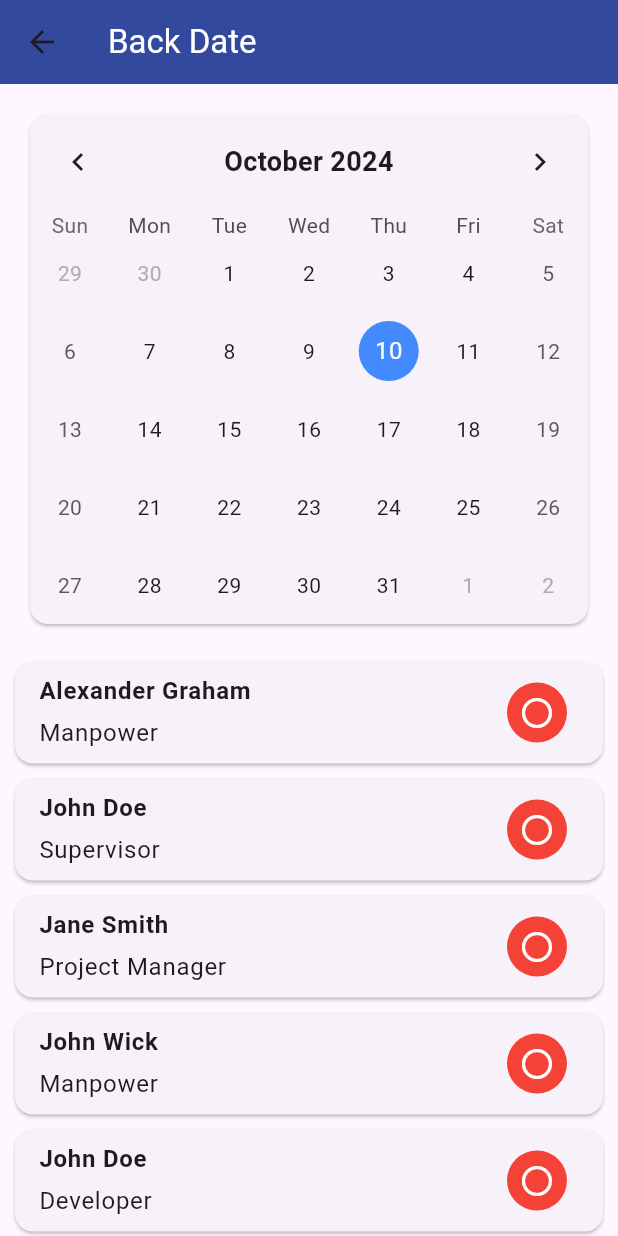
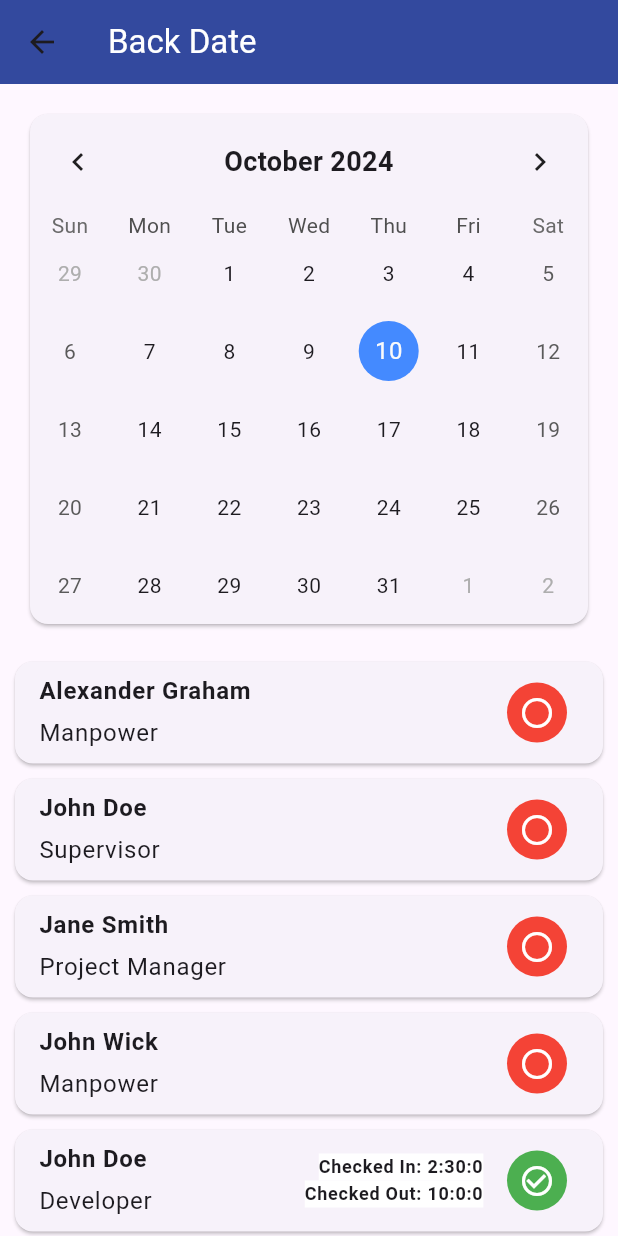
Before and after one commit to izzan-alfian/myapp, a Flutter app: the screen it shows after launch, item 2 of the bottom bar chosen, after a tap on the "calendar today" icon, on a phone screen of 412 x 824 dp. Run offline on Flutter 3.47's test engine with Material 3 defaults, Android fonts, the phone set to English and light mode, and no system bars; drawn by our look-alikes of table_calendar; our stand-ins replace flutter_bloc.

Commit message:
Fixes attendances

```diff
--- a/lib/presentation/blocs/attendances/attendances_bloc.dart
+++ b/lib/presentation/blocs/attendances/attendances_bloc.dart
@@ -22,20 +22,65 @@ class AttendancesBloc extends Bloc<AttendancesEvent, AttendancesState> {
         Attendance(name: "Jane Smith", position: "Project Manager"),
         Attendance(name: "John Wick", position: "Manpower"),
 
-    Attendance(
+  Attendance(
       name: 'John Doe',
       position: 'Developer',
-
+      checkIn: DateTime.now().subtract(Duration(days: 1, hours: 8)),
+      checkOut: DateTime.now().subtract(Duration(days: 1, hours: 0, minutes: 30)), // Check out setelah 7,5 jam
     ),
     Attendance(
       name: 'Jane Smith',
       position: 'Designer',
-
+      checkIn: DateTime.now().subtract(Duration(days: 2, hours: 9)),
+      checkOut: DateTime.now().subtract(Duration(days: 2, hours: 1)), // Check out setelah 8 jam
     ),
     Attendance(
       name: 'Michael Johnson',
       position: 'Manager',
-
+      checkIn: DateTime.now().subtract(Duration(days: 3, hours: 10)),
+      checkOut: DateTime.now().subtract(Duration(days: 3, hours: 1, minutes: 15)), // Check out setelah 8 jam 45 menit
+    ),
+    Attendance(
+      name: 'Emily Davis',
+      position: 'HR Specialist',
+      checkIn: DateTime.now().subtract(Duration(days: 4, hours: 8, minutes: 15)),
+      checkOut: DateTime.now().subtract(Duration(days: 4, hours: 0, minutes: 45)), // Check out setelah 7 jam 30 menit
+    ),
+    Attendance(
+      name: 'Robert Brown',
+      position: 'Software Engineer',
+      checkIn: DateTime.now().subtract(Duration(days: 5, hours: 9)),
+      checkOut: DateTime.now().subtract(Duration(days: 5, hours: 2)), // Check out setelah 7 jam
+    ),
+    Attendance(
+      name: 'Sophia Wilson',
+      position: 'Product Manager',
+      checkIn: DateTime.now().subtract(Duration(days: 6, hours: 9)),
+      checkOut: DateTime.now().subtract(Duration(days: 6, hours: 2, minutes: 15)), // Check out setelah 6 jam 45 menit
+    ),
+    Attendance(
+      name: 'David Lee',
+      position: 'UX Designer',
+      checkIn: DateTime.now().subtract(Duration(days: 7, hours: 8, minutes: 30)),
+      checkOut: DateTime.now().subtract(Duration(days: 7, hours: 0, minutes: 30)), // Check out setelah 8 jam
+    ),
+    Attendance(
+      name: 'Lucas Taylor',
+      position: 'QA Engineer',
+      checkIn: DateTime.now().subtract(Duration(days: 8, hours: 10)),
+      checkOut: null, // Belum check out (masih di dalam waktu kerja)
+    ),
+    Attendance(
+      name: 'Olivia Martinez',
+      position: 'Marketing Specialist',
+      checkIn: DateTime.now().subtract(Duration(days: 9, hours: 9)),
+      checkOut: DateTime.now().subtract(Duration(days: 9, hours: 1, minutes: 45)), // Check out setelah 7 jam 15 menit
+    ),
+    Attendance(
+      name: 'Ethan Harris',
+      position: 'Support Engineer',
+      checkIn: DateTime.now().subtract(Duration(days: 10, hours: 8)),
+      checkOut: DateTime.now().subtract(Duration(days: 10, hours: 1, minutes: 30)), // Check out setelah 6 jam 30 menit
     ),
     // Tambahkan lebih banyak data dummy sesuai kebutuhan
       ];
@@ -56,8 +101,28 @@ class AttendancesBloc extends Bloc<AttendancesEvent, AttendancesState> {
       }).toList();
 
       emit(AttendanceLoaded(filteredAttendances));
+      try {
+      emit(AttendanceLoading()); // Tampilkan loading saat proses berlangsung
+      final attendances = await attendanceRepository.getAttendancesByDate(event.date); // Ambil data berdasarkan tanggal
+      emit(AttendanceLoaded(attendances)); // Tampilkan data kehadiran yang sudah dimuat
+    } catch (error) {
+      emit(AttendanceError("Failed to load attendance data")); // Tampilkan pesan error jika gagal
+  }
     }
   }
+
+//   @override
+//   // ignore: use_function_type_syntax_for_parameters
+//   void on<FetchAttendanceByDate>((event, emit) async {
+//   try {
+//     emit(AttendanceLoading()); // Tampilkan loading saat proses berlangsung
+//     final attendances = await attendanceRepository.getAttendancesByDate(event.date); // Ambil data berdasarkan tanggal
+//     emit(AttendanceLoaded(attendances)); // Tampilkan data kehadiran yang sudah dimuat
+//   } catch (error) {
+//     emit(AttendanceError("Failed to load attendance data")); // Tampilkan pesan error jika gagal
+//   }
+// });
+
 
 void _onFilterAttendances(FilterAttendancesEvent event, Emitter<AttendancesState> emit) {
   if (state is AttendanceLoaded) {
--- a/lib/presentation/pages/attendances/attendances_backdate.dart
+++ b/lib/presentation/pages/attendances/attendances_backdate.dart
@@ -43,6 +43,7 @@ class _AttendancesBackdateState extends State<AttendancesBackdate> {
                   });
 
                   // Panggil event untuk memuat data kehadiran berdasarkan tanggal yang dipilih
+                   print("Selected day: $selectedDay"); // Debugging log
                   context.read<AttendancesBloc>().add(FetchAttendanceByDate(date: selectedDay));
                 },
               onFormatChanged: (format) {
```
